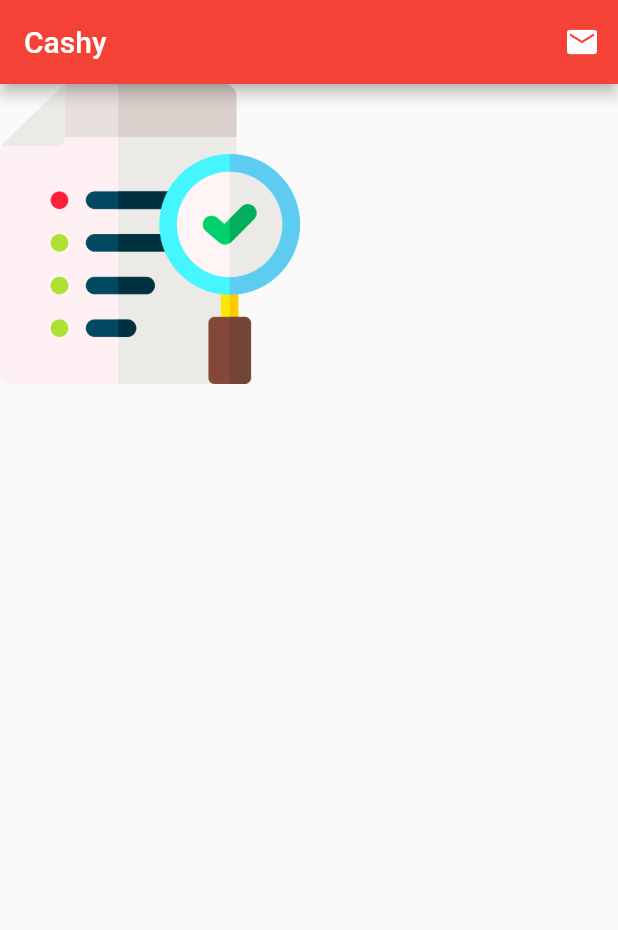
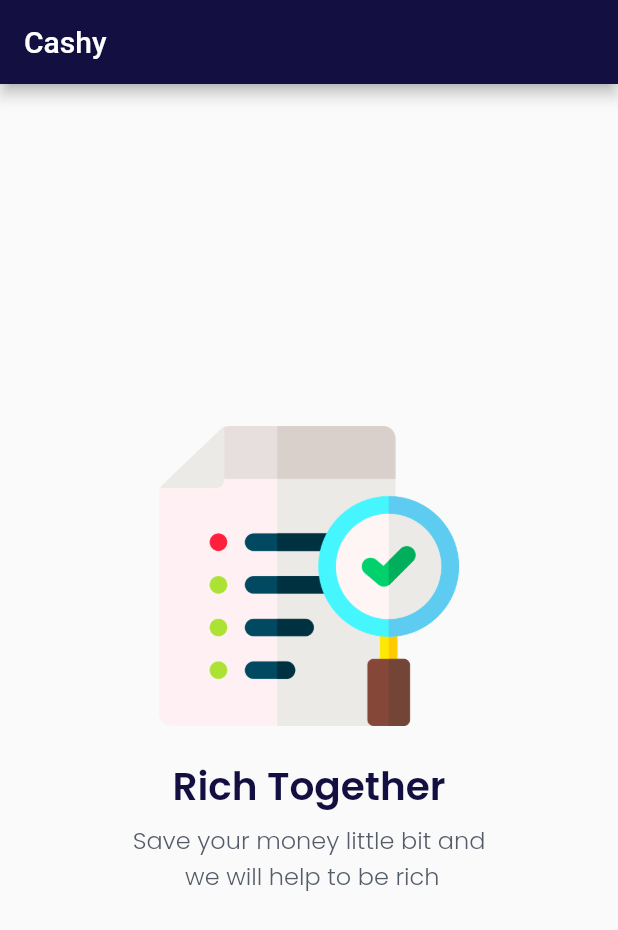
Before and after one commit to defadels/cashy-flutter, a Flutter app: the screen it shows after launch, on a phone screen of 412 x 824 dp. Shown: the top 930 px of the screen. Run offline on Flutter 3.47's test engine with Material 2 defaults, Android fonts, the light colour scheme and no system bars.

Commit message:
Change margin and padding content, color style, import custom font, and custom font style

```diff
--- /dev/null
+++ b/lib/colors.dart
@@ -0,0 +1,6 @@
+import 'package:flutter/material.dart';
+
+// code hex color
+Color darkBlue = Color(0XFF130f40);
+
+Color moreGrey = Color(0XFF535c68);
--- /dev/null
+++ b/lib/font_style.dart
@@ -0,0 +1,15 @@
+import 'package:flutter/material.dart';
+import 'colors.dart';
+
+
+TextStyle mainHeader = TextStyle(
+    fontSize: 26,
+    color: darkBlue,
+    fontFamily: 'Poppins',
+    fontWeight: FontWeight.w700);
+
+TextStyle subHeader = TextStyle(
+    fontSize: 16,
+    color: moreGrey,
+    fontFamily: 'Poppins',
+    fontWeight: FontWeight.w300);
--- a/lib/main.dart
+++ b/lib/main.dart
@@ -1,4 +1,6 @@
 import 'package:flutter/material.dart';
+import 'font_style.dart';
+import 'colors.dart';
 
 void main() {
   runApp(const MyApp());
@@ -19,21 +21,40 @@ class MyApp extends StatelessWidget {
         home: Scaffold(
             appBar: AppBar(
               title: Text("Cashy"),
-          backgroundColor: Colors.red,
-          actions: <Widget>[
-            IconButton(
-              onPressed: () {},
-              icon: Icon(Icons.mail),
-              color: Colors.white,
+              backgroundColor: darkBlue,
+            ),
+            body: SafeArea(
+                child: Container(
+              margin:
+                  EdgeInsets.only(left: 23.0, top: 0, right: 23.0, bottom: 0),
+              padding: EdgeInsets.only(left: 0, top: 0, right: 0, bottom: 0),
+              child: Row(
+                mainAxisAlignment: MainAxisAlignment.center,
+                children: <Widget>[
+                  Column(
+                    mainAxisAlignment: MainAxisAlignment.center,
+                    children: <Widget>[
+                      Image(
+                        image: AssetImage('assets/images/gambar.png'),
+                        height: 200,
+                      ),
+                      Padding(
+                        padding: EdgeInsets.only(top: 20.0, bottom: 5.0),
+                        child: Text(
+                          "Rich Together",
+                          style: mainHeader,
+                        ),
+                      ),
+                      Text(
+                        "Save your money little bit and \n we will help to be rich",
+                        style: subHeader,
+                        textAlign: TextAlign.center,
+                      ),
+                    ],
                   )
                 ],
               ),
-        body: SafeArea(
-          child: Image(
-           image: AssetImage('assets/images/gambar.png'),
-           height: 200,
-        ),
-        )));
+            ))));
   }
 }
 
```
Also changed, not shown: pubspec.yaml (+15 -12 lines), assets/fonts/Poppins-Light.ttf (added), assets/fonts/Poppins-Regular.ttf (added), assets/fonts/Poppins-SemiBold.ttf (added). Lines whose indentation alone changed are shown as unchanged.
